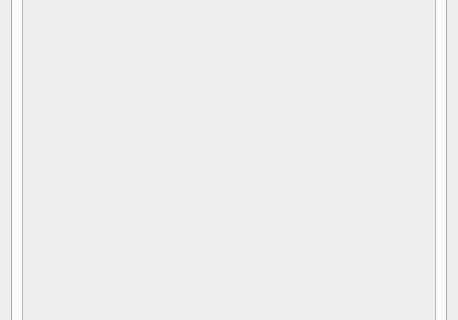
Above: kde/sKde.ui from upcomingnewton/SimpleUI before the change; both pictures show x 0 to 458 and y 243 to 563 of the 458 by 681 pixel window. Below: the same form after it.
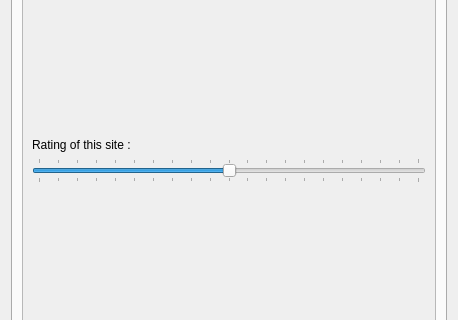
That is the form after the change. The open tabs and pages were chosen to show the change.

```diff
--- a/kde/sKde.ui
+++ b/kde/sKde.ui
@@ -459,7 +459,34 @@
                         </spacer>
                       </item>
                       <item>
-                        <layout class="QGridLayout" name="Layout_check_buttons_panel"/>
+                        <layout class="QGridLayout" name="Layout_check_buttons_panel">
+                          <item row="0" column="0">
+                            <widget class="QLabel" name="LabelSlider_0">
+                              <property name="text">
+                                <string>Rating of this site : </string>
+                              </property>
+                            </widget>
+                          </item>
+                          <item row="1" column="0">
+                            <widget class="QSlider" name="Slider_1">
+                              <property name="maximum">
+                                <number>100</number>
+                              </property>
+                              <property name="value">
+                                <number>50</number>
+                              </property>
+                              <property name="orientation">
+                                <enum>Qt::Horizontal</enum>
+                              </property>
+                              <property name="tickPosition">
+                                <enum>QSlider::TicksBothSides</enum>
+                              </property>
+                              <property name="tickInterval">
+                                <number>5</number>
+                              </property>
+                            </widget>
+                          </item>
+                        </layout>
                       </item>
                       <item>
                         <spacer name="Spacer_check_buttons_panel">
```
Left out of the diff: 4 changed lines with no effect on the pictures.
